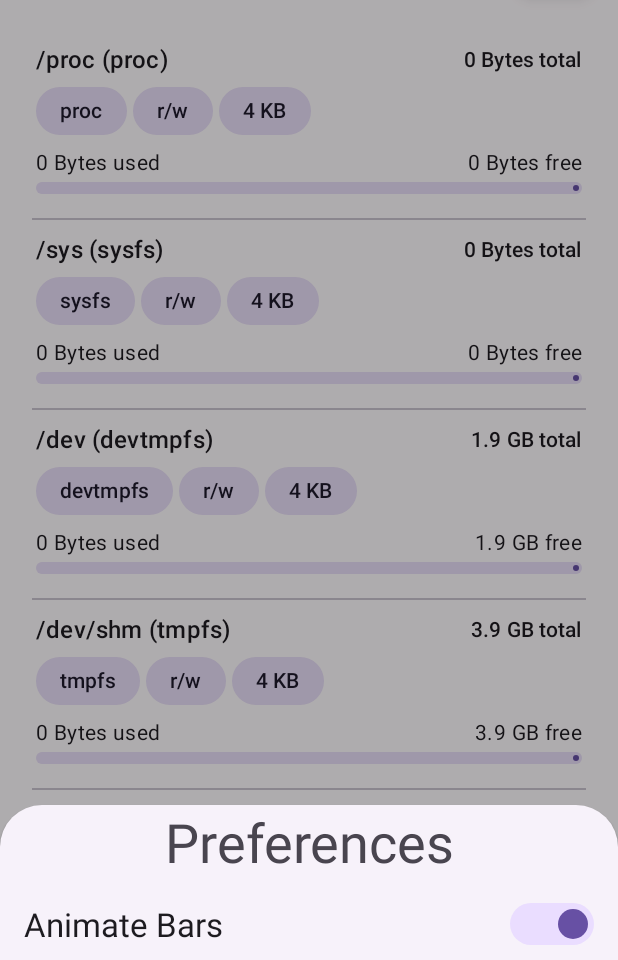
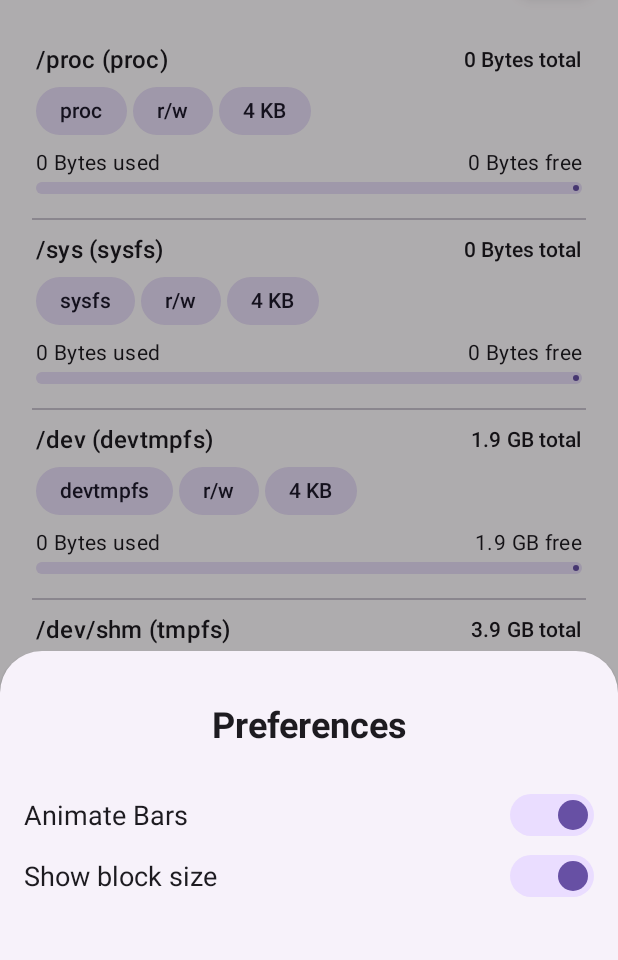
Before and after one commit to DrHowdyDoo/DiskInfo, an Android app: the screen it shows after launch (MainActivity), after a tap on an icon or button, on a phone screen of 412 x 824 dp, the part 276-1236 px from its top. Run offline under Robolectric (Android 15) with nearby library versions, the phone set to English and light mode, and no system bars; libraries missing offline, so code that uses them is left out: me.zhanghai.android; 1 statement that could not run was skipped.

Commit message:
UI improvements

```diff
--- a/app/src/main/java/com/drhowdydoo/diskinfo/RecyclerViewAdapter.java
+++ b/app/src/main/java/com/drhowdydoo/diskinfo/RecyclerViewAdapter.java
@@ -52,6 +52,11 @@ public class RecyclerViewAdapter extends RecyclerView.Adapter<RecyclerViewAdapte
         holder.freeSpace.setText(Util.FormatBytes(curr.getUnused()) + " free");
         holder.track_bar.setProgress(Util.getUsedSpace(curr.getTotal(), curr.getUsed()), sharedPref.getBoolean("animation", true));
         holder.chip_blockSize.setText(Util.FormatBytes(curr.getBlockSize()));
+        if (sharedPref.getBoolean("blockSize", true)) {
+            holder.chip_blockSize.setVisibility(View.VISIBLE);
+        } else {
+            holder.chip_blockSize.setVisibility(View.GONE);
+        }
 
     }
 
--- a/app/src/main/java/com/drhowdydoo/diskinfo/SettingsBottomSheet.java
+++ b/app/src/main/java/com/drhowdydoo/diskinfo/SettingsBottomSheet.java
@@ -3,7 +3,6 @@ package com.drhowdydoo.diskinfo;
 import android.content.Context;
 import android.content.SharedPreferences;
 import android.os.Bundle;
-import android.util.Log;
 import android.view.LayoutInflater;
 import android.view.View;
 import android.view.ViewGroup;
@@ -16,7 +15,7 @@ import com.google.android.material.switchmaterial.SwitchMaterial;
 
 public class SettingsBottomSheet extends BottomSheetDialogFragment {
 
-    private SwitchMaterial animation;
+    private SwitchMaterial animation, blockSize;
     private SharedPreferences sharedPref;
     private SharedPreferences.Editor editor;
 
@@ -32,13 +31,19 @@ public class SettingsBottomSheet extends BottomSheetDialogFragment {
         sharedPref = requireActivity().getPreferences(Context.MODE_PRIVATE);
         editor = sharedPref.edit();
 
-        Log.d("TEST", "onCreateView: ");
 
         animation = v.findViewById(R.id.switchMaterial_animation);
+        blockSize = v.findViewById(R.id.switchMaterial_blockSize);
+
         animation.setChecked(sharedPref.getBoolean("animation", true));
+        blockSize.setChecked(sharedPref.getBoolean("blockSize", true));
 
         animation.setOnCheckedChangeListener((buttonView, isChecked) -> {
             editor.putBoolean("animation", isChecked).apply();
+        });
+
+        blockSize.setOnCheckedChangeListener((buttonView, isChecked) -> {
+            editor.putBoolean("blockSize", isChecked).apply();
         });
 
 
--- a/app/src/main/res/layout/settings_bottom_sheet_layout.xml
+++ b/app/src/main/res/layout/settings_bottom_sheet_layout.xml
@@ -2,6 +2,8 @@
 <androidx.constraintlayout.widget.ConstraintLayout xmlns:android="http://schemas.android.com/apk/res/android"
     xmlns:app="http://schemas.android.com/apk/res-auto"
     android:layout_width="match_parent"
+    android:paddingBottom="32dp"
+    android:paddingTop="32dp"
     android:layout_height="wrap_content">
 
 
@@ -11,10 +13,12 @@
         android:layout_height="wrap_content"
         android:text="@string/preferences"
         android:gravity="center"
-        android:textAppearance="?attr/textAppearanceDisplaySmall"
+        android:textAppearance="?attr/textAppearanceHeadlineSmall"
+        android:textStyle="bold"
         app:layout_constraintEnd_toEndOf="parent"
         app:layout_constraintStart_toStartOf="parent"
         app:layout_constraintTop_toTopOf="parent" />
+
 
     <TextView
         android:id="@+id/textView"
@@ -22,10 +26,11 @@
         android:layout_height="wrap_content"
         android:layout_marginStart="16dp"
         android:gravity="start"
-        android:layout_marginTop="16dp"
+        android:layout_marginTop="32dp"
         android:layout_marginEnd="16dp"
         android:text="@string/animate_bars"
         android:textAppearance="?attr/textAppearanceTitleLarge"
+        android:textSize="18sp"
         app:layout_constraintEnd_toStartOf="@+id/switchMaterial_animation"
         app:layout_constraintStart_toStartOf="parent"
         app:layout_constraintTop_toBottomOf="@+id/txtView_title" />
@@ -39,4 +44,28 @@
         app:layout_constraintEnd_toEndOf="parent"
         app:layout_constraintTop_toTopOf="@+id/textView" />
 
+    <TextView
+        android:id="@+id/txtView_blockSize"
+        android:layout_width="0dp"
+        android:layout_height="wrap_content"
+        android:layout_marginTop="16dp"
+        android:text="@string/show_block_size"
+        android:gravity="start"
+        android:layout_marginEnd="16dp"
+        android:textSize="18sp"
+        android:textAppearance="?attr/textAppearanceTitleLarge"
+        app:layout_constraintEnd_toStartOf="@+id/switchMaterial_blockSize"
+        app:layout_constraintStart_toStartOf="@+id/textView"
+        app:layout_constraintTop_toBottomOf="@+id/textView" />
+
+    <com.google.android.material.switchmaterial.SwitchMaterial
+        android:id="@+id/switchMaterial_blockSize"
+        android:layout_width="wrap_content"
+        android:layout_height="wrap_content"
+        android:layout_marginEnd="16dp"
+        app:layout_constraintBottom_toBottomOf="@+id/txtView_blockSize"
+        app:layout_constraintEnd_toEndOf="parent"
+        app:layout_constraintTop_toTopOf="@+id/txtView_blockSize" />
+
+
 </androidx.constraintlayout.widget.ConstraintLayout>
--- a/app/src/main/res/values/strings.xml
+++ b/app/src/main/res/values/strings.xml
@@ -7,4 +7,5 @@
     <string name="show_animation">Show Animation</string>
     <string name="preferences">Preferences</string>
     <string name="animate_bars">Animate Bars</string>
+    <string name="show_block_size">Show block size</string>
 </resources>
```
